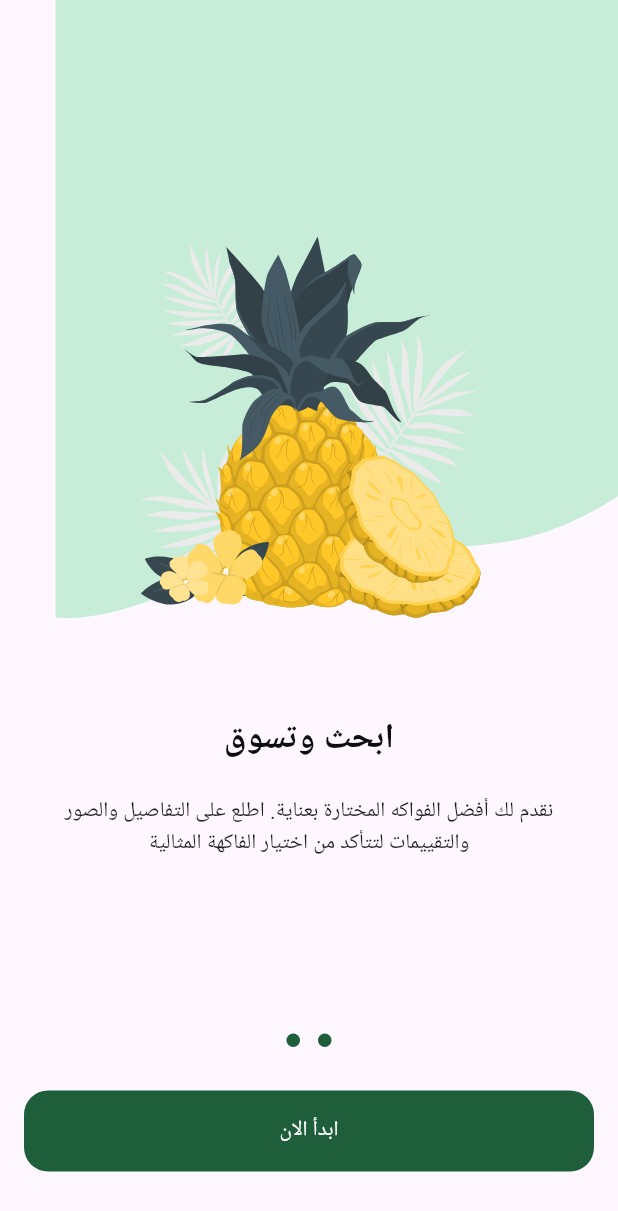
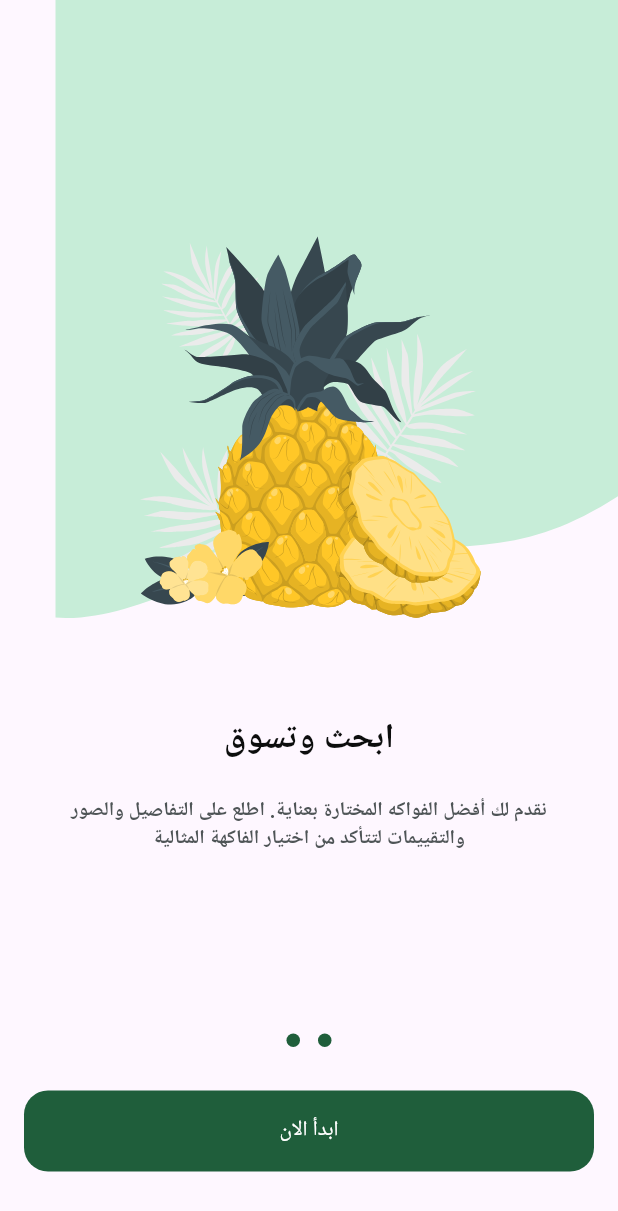
Before and after one commit to mostafa-osman-coder/fruit_hub, a Flutter app: the screen it shows after launch, swiped to page 2, on a phone screen of 412 x 824 dp. Shown: the top 1211 px of the screen. Run offline on Flutter 3.47's test engine with Material 3 defaults, Android fonts, the phone set to English and light mode, and no system bars; drawn by our look-alikes of dots_indicator; our stand-ins replace flutter_svg; Roboto replaces fonts that are missing (cairo).

Commit message:
Enhances onboarding UI with consistent styling
Applies custom text styles and colors to improve the visual appeal and consistency of onboarding components.

Introduces `TextStyles` for titles, subtitles, and buttons, while aligning color schemes with primary and secondary brand colors. Adjusts padding for better layout spacing.

```diff
--- a/lib/features/on_boarding/widgets/on_boarding_page_view.dart
+++ b/lib/features/on_boarding/widgets/on_boarding_page_view.dart
@@ -1,4 +1,6 @@
 import 'package:flutter/material.dart';
+import 'package:fruit_hub/core/utils/app_colors.dart';
+import 'package:fruit_hub/core/utils/app_text_styles.dart';
 import 'package:fruit_hub/core/utils/images_app.dart';
 import 'package:fruit_hub/features/on_boarding/widgets/page_view_item.dart';
 
@@ -18,7 +20,21 @@ class OnBoardingPageView extends StatelessWidget {
           backgroundImage: Assets.imagesPageViewItem1BackgroundImage,
           title: Row(
             mainAxisAlignment: MainAxisAlignment.center,
-            children: [Text('مرحبًا بك في'), Text('Fruit'), Text('HUB')],
+            children: [
+              Text(
+                'مرحبًا بك في',
+                style: TextStyles.bold23,
+                ),
+              Text(
+                ' HUB',
+                style: TextStyles.bold23.copyWith(color: AppColors.secondaryColor) ,
+                ),
+               Text(
+                'Fruit'
+                ,style: TextStyles.bold23.copyWith(color: AppColors.primaryColor),
+                ),
+
+                ],
           ),
           subTitle:
               'اكتشف تجربة تسوق فريدة مع FruitHUB. استكشف مجموعتنا الواسعة من الفواكه الطازجة الممتازة واحصل على أفضل العروض والجودة العالية.',
--- a/lib/features/on_boarding/widgets/page_view_item.dart
+++ b/lib/features/on_boarding/widgets/page_view_item.dart
@@ -1,5 +1,6 @@
 import 'package:flutter/material.dart';
 import 'package:flutter_svg/svg.dart';
+import 'package:fruit_hub/core/utils/app_text_styles.dart';
 
 //
 class PageViewItem extends StatelessWidget {
@@ -36,7 +37,7 @@ class PageViewItem extends StatelessWidget {
                   visible: isVisible,
                   child: Padding(
                     padding: const EdgeInsets.all(16.0),
-                    child: const Text('تخط'),
+                    child: Text('تخط',style: TextStyles.regular13.copyWith(color: Color(0xFF949D9E)),),
                   ),
                 ),
               ),
@@ -47,8 +48,11 @@ class PageViewItem extends StatelessWidget {
         title,
         const SizedBox(height: 24),
         Padding(
-          padding: const EdgeInsets.symmetric(horizontal: 16.0),
-          child: Text(subTitle, textAlign: TextAlign.center),
+          padding: const EdgeInsets.symmetric(horizontal:20.0),
+          child: Text(
+            subTitle,
+             textAlign: TextAlign.center,
+             style: TextStyles.semiBold13.copyWith(color: Color(0xFF4E5456)),),
         ),
       ],
     );
```
